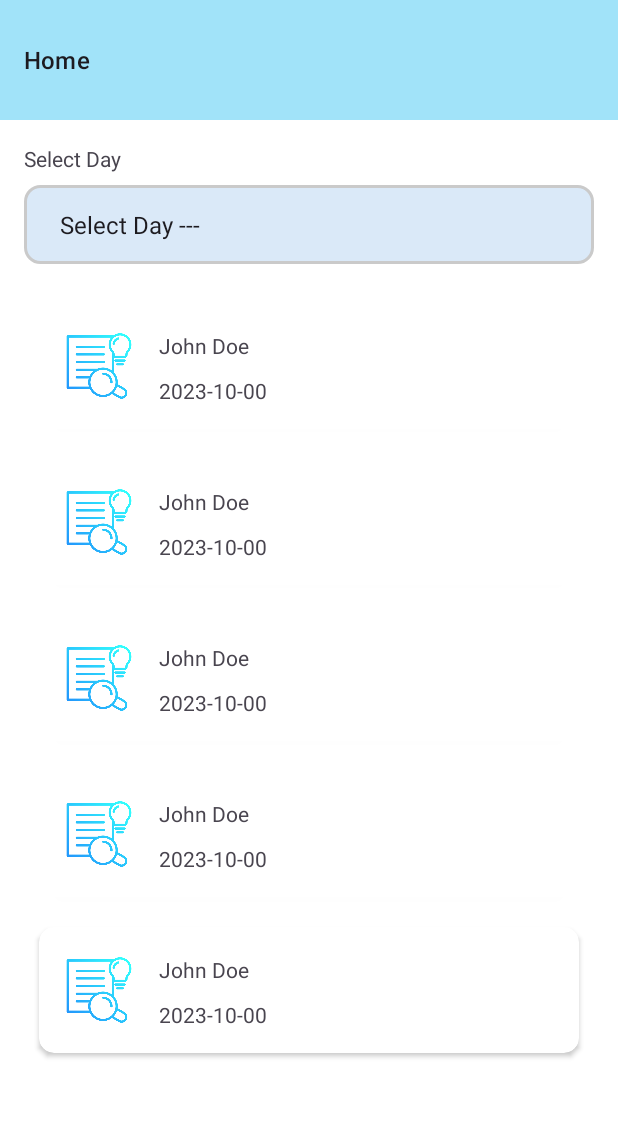
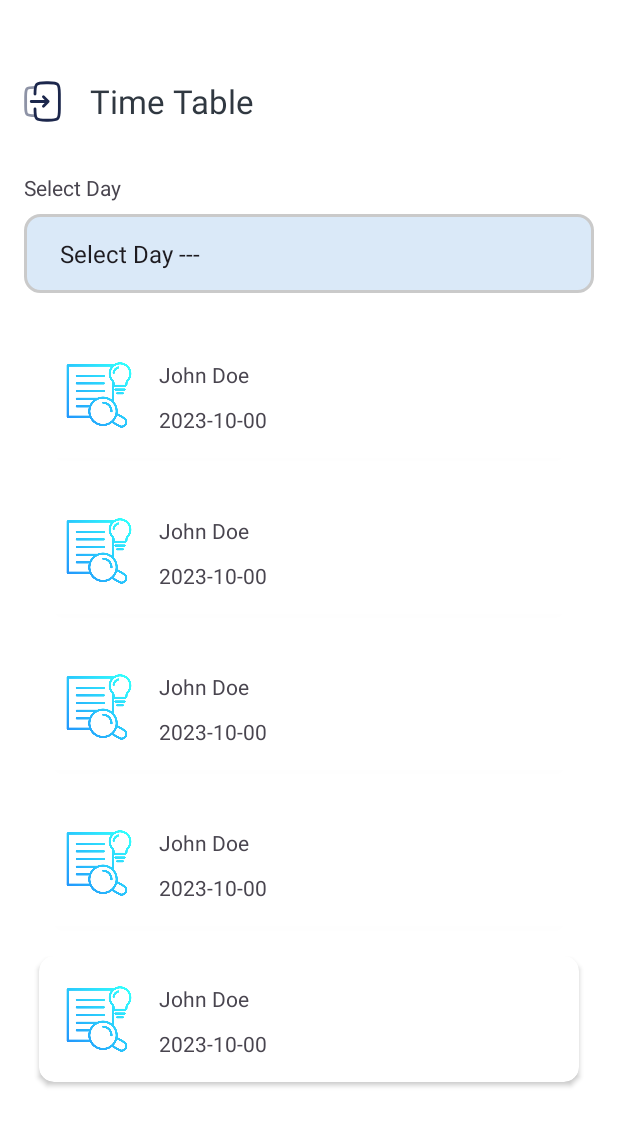
Before and after one commit to StaffSwap/AndroidApp, an Android app: the screen it shows after launch (UserHomeActivity), in the side drawer, after a tap on "Time Table", on a phone screen of 412 x 824 dp. Shown: the top 1126 px of the screen. Run offline under Robolectric (Android 15) with nearby library versions, the phone set to English and light mode, and no system bars.

Commit message:
update tool bar

```diff
--- a/StaffSwap/app/src/main/java/com/example/staffswap/UserHomeActivity.java
+++ b/StaffSwap/app/src/main/java/com/example/staffswap/UserHomeActivity.java
@@ -2,7 +2,7 @@ package com.example.staffswap;
 
 import android.os.Bundle;
 import android.view.MenuItem;
-import android.widget.Toolbar;
+import android.view.View;
 
 import androidx.activity.EdgeToEdge;
 import androidx.annotation.NonNull;
@@ -21,6 +21,8 @@ import com.example.staffswap.navigations.RequestLeaveFragment;
 import com.example.staffswap.navigations.TimeTableFragment;
 import com.google.android.material.navigation.NavigationView;
 
+import androidx.appcompat.widget.Toolbar;
+
 public class UserHomeActivity extends AppCompatActivity {
 
     @Override
@@ -34,31 +36,53 @@ public class UserHomeActivity extends AppCompatActivity {
             return insets;
         });
 
+
+
         DrawerLayout drawerLayout1 = findViewById(R.id.drawerLayout1);
         NavigationView navigationView1 = findViewById(R.id.navigationView1);
-//        Toolbar toolbar =  findViewById(R.id.toolbar001);
+        Toolbar toolbar =  findViewById(R.id.toolbar1);
+//        setSupportActionBar(toolbar);
+
+        loadFragment(new DashboardFragment());
+        toolbar.setTitle("Dashboard");
+
+
+        toolbar.setNavigationOnClickListener(new View.OnClickListener() {
+            @Override
+            public void onClick(View view) {
+                drawerLayout1.openDrawer(navigationView1);
+            }
+        });
+
 
         navigationView1.setNavigationItemSelectedListener(new NavigationView.OnNavigationItemSelectedListener() {
             @Override
             public boolean onNavigationItemSelected(@NonNull MenuItem item) {
+                Fragment fragment = null;
+                String title = "";
 
-                if (item.getItemId() == R.id.menu_dashboard){
-                    loadFragment(new DashboardFragment());
+                int id = item.getItemId();
 
-                }if (item.getItemId() == R.id.menu_req_leave){
-                    loadFragment(new RequestLeaveFragment());
+                if (id == R.id.menu_dashboard) {
+                    fragment = new DashboardFragment();
+                    title = "Dashboard";
+                } else if (id == R.id.menu_req_leave) {
+                    fragment = new RequestLeaveFragment();
+                    title = "Request Leave";
+                } else if (id == R.id.menu_time_table) {
+                    fragment = new TimeTableFragment();
+                    title = "Time Table";
+                } else if (id == R.id.menu_note) {
+                    fragment = new AddNoteFragment();
+                    title = "Add Note";
+                }
 
+                if (fragment != null) {
+                    loadFragment(fragment);
+                    toolbar.setTitle(title);
                 }
-                if (item.getItemId() == R.id.menu_time_table){
-                    loadFragment(new TimeTableFragment());
 
-                }
-                if (item.getItemId() == R.id.menu_note){
-                    loadFragment(new AddNoteFragment());
-
-                }
                 drawerLayout1.closeDrawers();
-
                 return true;
             }
         });
--- a/StaffSwap/app/src/main/res/layout/activity_user_home.xml
+++ b/StaffSwap/app/src/main/res/layout/activity_user_home.xml
@@ -15,13 +15,33 @@
         android:layout_height="match_parent"
         android:orientation="vertical">
 
-                <androidx.appcompat.widget.Toolbar
-                    android:id="@+id/toolbar001"
-                    android:layout_width="match_parent"
-                    android:layout_height="80dp"
-                    android:background="@color/blue_3"
-                    app:subtitle="Home"
-                    />
+<!--                <androidx.appcompat.widget.Toolbar-->
+<!--                    android:id="@+id/toolbar1"-->
+<!--                    android:layout_width="match_parent"-->
+<!--                    android:layout_height="80dp"-->
+<!--                    android:background="@color/blue_3"-->
+<!--                    app:subtitle="Home"-->
+<!--                    app:navigationIcon="@drawable/leave"-->
+<!--                    />-->
+
+        <com.google.android.material.appbar.AppBarLayout
+            android:layout_width="match_parent"
+            android:layout_height="wrap_content"
+            android:layout_marginTop="35dp"
+            android:theme="@style/Theme.StaffSwap.AppBarOverlay">
+
+            <androidx.appcompat.widget.Toolbar
+                android:id="@+id/toolbar1"
+                android:layout_width="match_parent"
+                android:layout_height="?attr/actionBarSize"
+                app:popupTheme="@style/Theme.StaffSwap.PopupOverlay"
+                app:navigationIcon="@drawable/loginslide"
+                android:background="@color/white"
+                app:titleTextColor="@color/black_1"
+                app:title=""
+                />
+
+        </com.google.android.material.appbar.AppBarLayout>
 
         <FrameLayout
             android:id="@+id/frame_layout1"
--- a/StaffSwap/app/src/main/res/menu/navigation_menu.xml
+++ b/StaffSwap/app/src/main/res/menu/navigation_menu.xml
@@ -1,5 +1,6 @@
 <?xml version="1.0" encoding="utf-8"?>
 <menu xmlns:android="http://schemas.android.com/apk/res/android">
+
 
     <group android:checkableBehavior="single">
 
--- a/StaffSwap/app/src/main/res/values-night/themes.xml
+++ b/StaffSwap/app/src/main/res/values-night/themes.xml
@@ -1,7 +1,5 @@
 <resources xmlns:tools="http://schemas.android.com/tools">
     <!-- Base application theme. -->
-    <style name="Base.Theme.StaffSwap" parent="Theme.Material3.DayNight.NoActionBar">
-        <!-- Customize your dark theme here. -->
-        <!-- <item name="colorPrimary">@color/my_dark_primary</item> -->
-    </style>
+    <style name="Theme.SkillLadder.AppBarOverlay" parent="ThemeOverlay.AppCompat.Dark.ActionBar" />
+    <style name="Theme.StaffSwap.PopupOverlay" parent="ThemeOverlay.AppCompat.Light" />
 </resources>
--- a/StaffSwap/app/src/main/res/values/themes.xml
+++ b/StaffSwap/app/src/main/res/values/themes.xml
@@ -4,6 +4,7 @@
         <!-- Customize your light theme here. -->
         <!-- <item name="colorPrimary">@color/my_light_primary</item> -->
     </style>
+    <style name="Theme.StaffSwap.AppBarOverlay" parent="ThemeOverlay.AppCompat.Dark.ActionBar" />
 
     <style name="Theme.StaffSwap" parent="Base.Theme.StaffSwap" />
 </resources>
```
